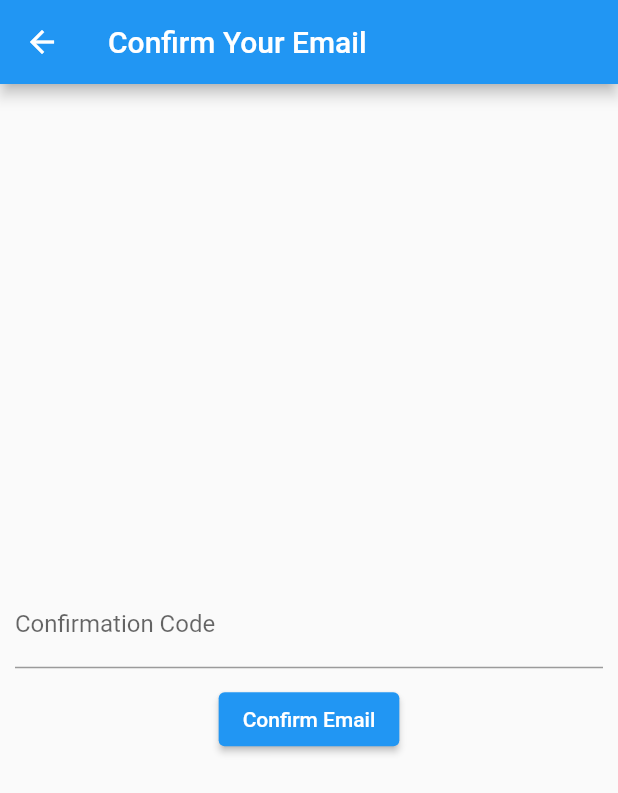
After one commit to Project-400/crypto-tracker-mobile, a Flutter app: the ConfirmEmailScreen screen opened by its route, after a tap on "Confirm Email", on a phone screen of 412 x 824 dp. The commit adds this screen. Shown: the top 793 px of the screen. Run offline on Flutter 3.47's test engine with Material 2 defaults, Android fonts, the phone set to English and light mode, and no system bars; our stand-ins replace dropdown_search, flutter_redux, flutter_spinkit, flutter_svg, redux, shared_preferences; missing offline and left inert: amplify_auth_cognito, amplify_flutter, enum_to_string, trading_chart; accounts and stored records are empty; network calls fail.

Commit message:
Confirm Email Screen

```diff
--- a/lib/constants/navigation-routes.dart
+++ b/lib/constants/navigation-routes.dart
@@ -1,6 +1,9 @@
 class NavigationRoutes {
 
   static const String HOME_SCREEN = '/';
+  static const String SIGN_UP_SCREEN = '/signup';
+  static const String CONFIRM_EMAIL_SCREEN = '/confirm-email';
+  static const String LOGIN_SCREEN = '/login';
   static const String COINS_SCREEN = '/coins';
   static const String BEST_PERFORMERS = '/best-performers';
   static const String SUBSCRIBE = '/subscribe';
--- a/lib/constants/screen-titles.dart
+++ b/lib/constants/screen-titles.dart
@@ -1,6 +1,9 @@
 class ScreenTitles {
 
   static const String HOME_SCREEN = 'Home';
+  static const String SIGN_UP_SCREEN = 'Create Your Account';
+  static const String CONFIRM_EMAIL_SCREEN = 'Confirm Your Email';
+  static const String LOGIN_SCREEN = 'Login';
   static const String COINS_SCREEN = 'My Assets';
 //  static const String BOT_SCREEN = 'Crypto Bot';
   static const String BEST_PERFORMERS = 'Best Performers';
--- a/lib/navigation.dart
+++ b/lib/navigation.dart
@@ -1,8 +1,10 @@
 import 'package:crypto_tracker/screens/bot-finished.dart';
 import 'package:crypto_tracker/screens/coins.dart';
+import 'package:crypto_tracker/screens/confirm-email.dart';
 import 'package:crypto_tracker/screens/home.dart';
 import 'package:crypto_tracker/screens/best-performers.dart';
 import 'package:crypto_tracker/screens/price-charts.dart';
+import 'package:crypto_tracker/screens/sign-up.dart';
 import 'package:crypto_tracker/screens/subscribe.dart';
 import 'package:flutter/cupertino.dart';
 import 'constants/navigation-routes.dart';
@@ -12,6 +14,9 @@ class AppNavigation {
 
   static Map<String, WidgetBuilder> routes = {
     NavigationRoutes.HOME_SCREEN: (BuildContext context) => HomeScreen(title: ScreenTitles.HOME_SCREEN),
+    NavigationRoutes.SIGN_UP_SCREEN: (BuildContext context) => SignUpScreen(title: ScreenTitles.SIGN_UP_SCREEN),
+    NavigationRoutes.CONFIRM_EMAIL_SCREEN: (BuildContext context) => ConfirmEmailScreen(title: ScreenTitles.CONFIRM_EMAIL_SCREEN),
+//    NavigationRoutes.LOGIN_SCREEN: (BuildContext context) => SignUpScreen(title: ScreenTitles.SIGN_UP_SCREEN),
     NavigationRoutes.COINS_SCREEN: (BuildContext context) => CoinsScreen(title: ScreenTitles.COINS_SCREEN),
 //    '/bot': (BuildContext context) => CryptoBotScreen(title: ScreenTitles.BOT_SCREEN),
     NavigationRoutes.BEST_PERFORMERS: (BuildContext context) => BestPerformersScreen(title: ScreenTitles.BEST_PERFORMERS),
--- /dev/null
+++ b/lib/screens/confirm-email.dart
@@ -0,0 +1,89 @@
+import 'dart:async';
+
+import 'package:amplify_auth_cognito/amplify_auth_cognito.dart';
+import 'package:amplify_flutter/amplify.dart';
+import 'package:flutter/material.dart';
+
+class ConfirmEmailScreen extends StatefulWidget {
+  ConfirmEmailScreen({Key key, this.title, this.email}) : super(key: key);
+
+  final String title;
+  final String email;
+
+  @override
+  _ConfirmEmailScreenState createState() => _ConfirmEmailScreenState();
+}
+
+class _ConfirmEmailScreenState extends State<ConfirmEmailScreen> {
+
+  bool isConfirming = false;
+  bool isSignUpComplete = false;
+  String confirmationCode;
+
+  @override
+  void initState() {
+    super.initState();
+  }
+
+  @override
+  Widget build(BuildContext context) {
+    return Scaffold(
+      appBar: AppBar(
+        title: Text(widget.title),
+      ),
+      body: Center(
+        child: Column(
+          mainAxisAlignment: MainAxisAlignment.center,
+          children: <Widget>[
+            Container(
+              child: TextField(
+                decoration: InputDecoration(
+                    labelText: 'Confirmation Code',
+                    hintText: 'Confirmation Code'
+                ),
+                onChanged: (code) => confirmationCode = code,
+              ),
+              padding: EdgeInsets.all(10),
+            ),
+            ElevatedButton(
+                child: Text('Confirm Email'),
+                onPressed: confirmEmail
+            )
+          ],
+        ),
+      ),
+    );
+  }
+
+  @override
+  void dispose() {
+    super.dispose();
+  }
+
+  Future<void> confirmEmail() async {
+    setState(() {
+      isConfirming = true;
+    });
+
+    try {
+      SignUpResult res = await Amplify.Auth.confirmSignUp(
+          username: widget.email,
+          confirmationCode: confirmationCode
+      );
+
+      print(res);
+
+      setState(() {
+        isConfirming = false;
+        isSignUpComplete = res.isSignUpComplete;
+      });
+    } on AuthException catch (e) {
+      print(e.message);
+    }
+
+    setState(() {
+      isConfirming = false;
+    });
+  }
+
+}
```
